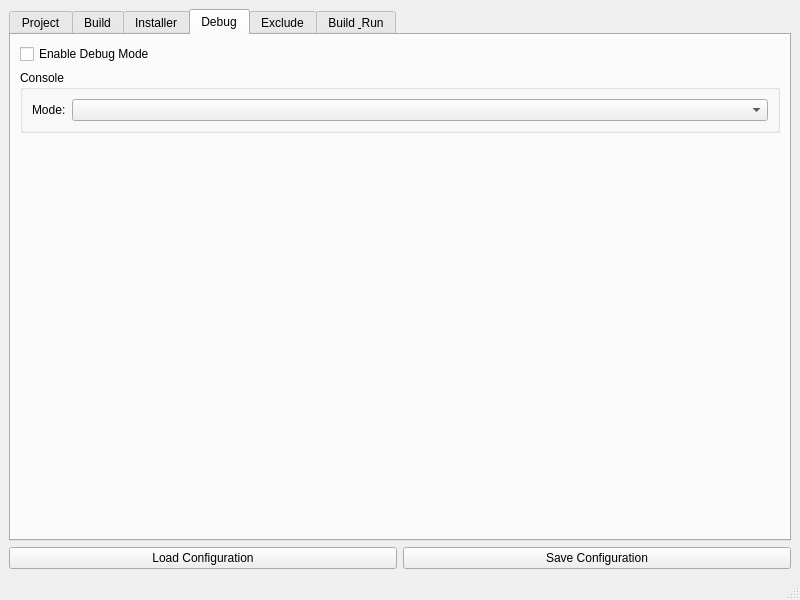
This is installer_creator/config_editor.ui in steveway/installer_creator as Qt 5 draws it before an edit. The edited form follows.
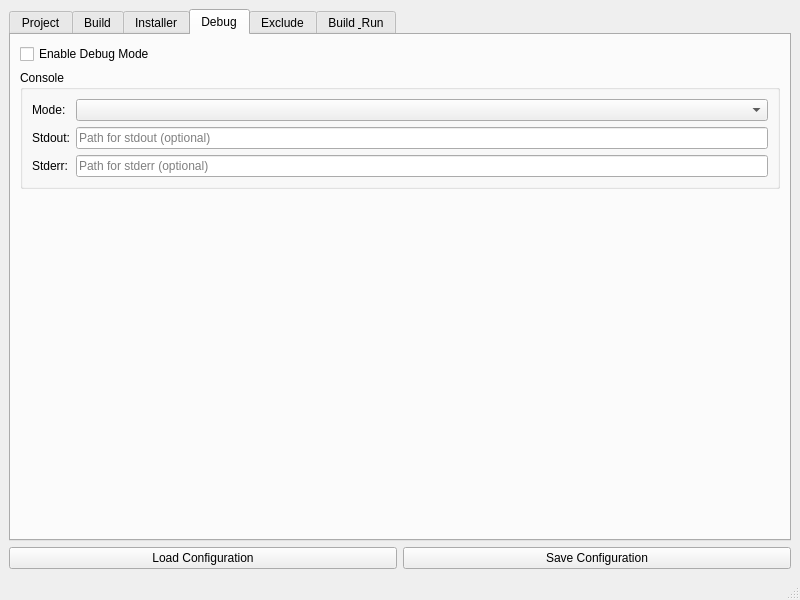
This is the edited form. The open tabs and pages were chosen to show the change. Icons and pictures are not drawn.

Commit message: Console setting and handling should work now, added button to open the output folder.

Diff of the .ui file:
```diff
--- a/installer_creator/config_editor.ui
+++ b/installer_creator/config_editor.ui
@@ -764,6 +764,34 @@
            <item row="0" column="1">
             <widget class="QComboBox" name="debugConsoleMode"/>
            </item>
+           <item row="1" column="0">
+            <widget class="QLabel" name="stdoutLabel">
+             <property name="text">
+              <string>Stdout:</string>
+             </property>
+            </widget>
+           </item>
+           <item row="1" column="1">
+            <widget class="QLineEdit" name="debugConsoleStdout">
+             <property name="placeholderText">
+              <string>Path for stdout (optional)</string>
+             </property>
+            </widget>
+           </item>
+           <item row="2" column="0">
+            <widget class="QLabel" name="stderrLabel">
+             <property name="text">
+              <string>Stderr:</string>
+             </property>
+            </widget>
+           </item>
+           <item row="2" column="1">
+            <widget class="QLineEdit" name="debugConsoleStderr">
+             <property name="placeholderText">
+              <string>Path for stderr (optional)</string>
+             </property>
+            </widget>
+           </item>
           </layout>
          </widget>
         </item>
```
Left out of the diff: 28 changed lines with no effect on the pictures. The commit also changes 4 other files.
